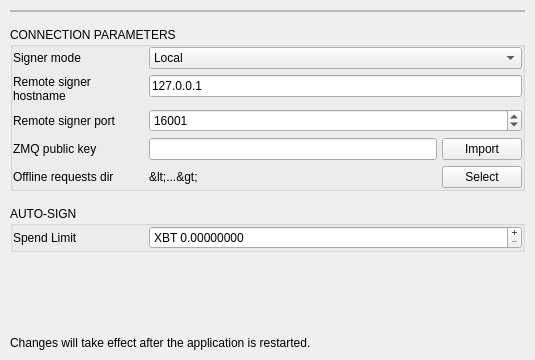
The window that BlockSettleUILib/SignerSettingsPage.ui (BlockSettle/common) describes before a commit, drawn with Qt 5.
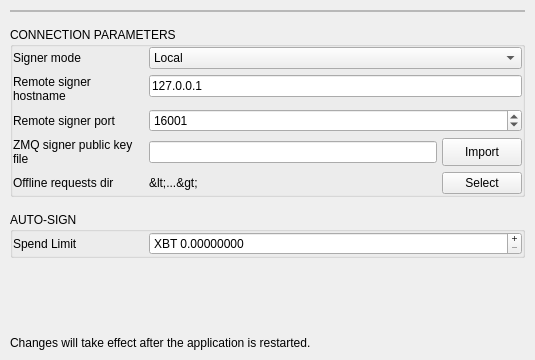
The same window after the commit.

Commit message:
Signer settings: Clarify entry for ZMQ signer public key
When connecting to the remote signer, the terminal requires a file with the signer's ZMQ public key. Clarify this in the UI.

Diff of the .ui file:
```diff
--- a/BlockSettleUILib/SignerSettingsPage.ui
+++ b/BlockSettleUILib/SignerSettingsPage.ui
@@ -235,7 +235,7 @@
               </size>
              </property>
              <property name="text">
-              <string>ZMQ public key</string>
+              <string>ZMQ signer public key file</string>
              </property>
              <property name="wordWrap">
               <bool>true</bool>
```
